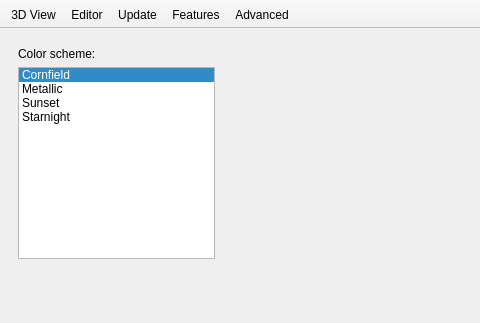
First picture: the form in src/Preferences.ui, repository openscad/openscad, before the edit; both pictures show x 0 to 480 and y 0 to 323 of the 823 by 440 pixel window.
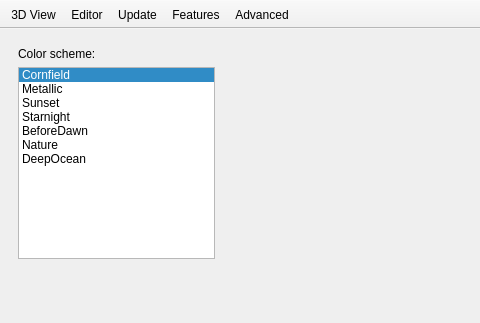
Second picture: the form after the edit. The open tabs and pages were chosen to show the change. Icons and pictures are not drawn.

Patch:
```diff
--- a/src/Preferences.ui
+++ b/src/Preferences.ui
@@ -76,6 +76,21 @@
                 <string>Starnight</string>
                </property>
               </item>
+		<item>
+               <property name="text">
+                <string>BeforeDawn</string>
+               </property>
+              </item>
+		<item>
+               <property name="text">
+                <string>Nature</string>
+               </property>
+              </item>
+		<item>
+               <property name="text">
+                <string>DeepOcean</string>
+               </property>
+              </item>
              </widget>
             </item>
            </layout>
```
